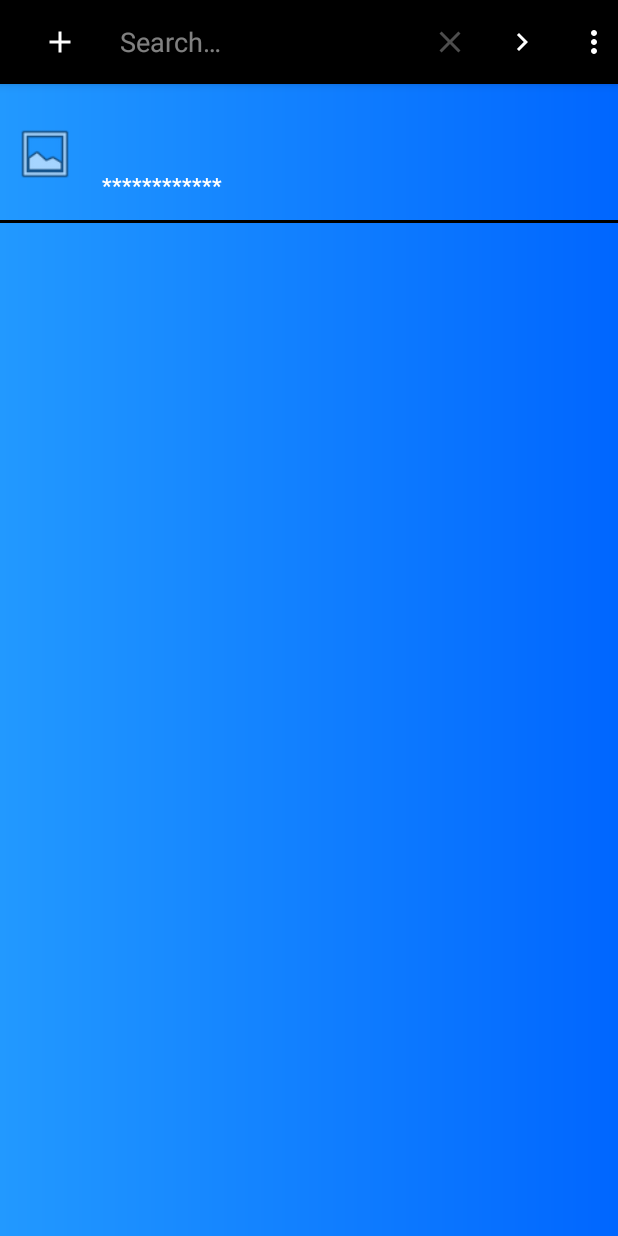
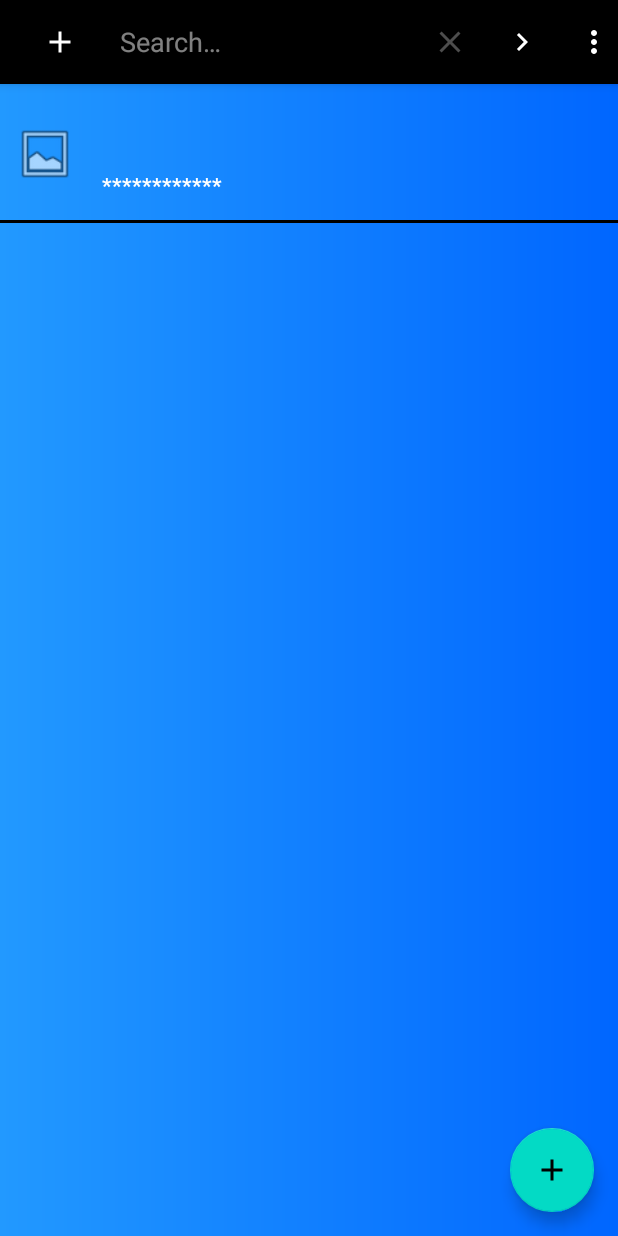
Before and after one commit to CS4750-Group-PasswordManager-App/PasswordManager, an Android app: the screen it shows after launch (MainActivity), after a tap on "Search", on a phone screen of 412 x 824 dp. Run offline under Robolectric (Android 15) with nearby library versions, the phone set to English and light mode, and no system bars; our stand-ins replace Room's generated code; 2 other taps on this screen came first.

```diff
--- a/app/src/main/java/com/bignerdranch/android/passwordmanager/PasswordListFragment.kt
+++ b/app/src/main/java/com/bignerdranch/android/passwordmanager/PasswordListFragment.kt
@@ -56,6 +56,9 @@ class PasswordListFragment : Fragment() {
                 passwordListViewModel.passwords.collect { passwords ->
                     binding.passwordRecyclerView.adapter = PasswordListAdapter(passwords) { passwordId ->
                         searchView?.clearFocus()
+
+                        // Decryption
+
                         findNavController().navigate(
                             PasswordListFragmentDirections.showPasswordEntry(passwordId)
                         )
--- a/app/src/main/res/layout/fragment_password_list.xml
+++ b/app/src/main/res/layout/fragment_password_list.xml
@@ -1,6 +1,30 @@
 <?xml version="1.0" encoding="utf-8"?>
-<androidx.recyclerview.widget.RecyclerView xmlns:android="http://schemas.android.com/apk/res/android"
-    android:id="@+id/password_recycler_view"
+
+<androidx.constraintlayout.widget.ConstraintLayout
+    xmlns:android="http://schemas.android.com/apk/res/android"
+    xmlns:app="http://schemas.android.com/apk/res-auto"
+    xmlns:tools="http://schemas.android.com/tools"
     android:layout_width="match_parent"
     android:layout_height="match_parent"
-    android:background="@drawable/blue_gradient_background"/>
+    android:orientation="vertical">
+
+
+    <com.google.android.material.floatingactionbutton.FloatingActionButton
+        android:layout_width="wrap_content"
+        android:layout_height="wrap_content"
+        android:layout_gravity="end|bottom"
+        android:layout_margin="16dp"
+        android:src="@drawable/ic_menu_add_white"
+        app:layout_constraintBottom_toBottomOf="parent"
+        app:layout_constraintEnd_toEndOf="parent" />
+
+    <androidx.recyclerview.widget.RecyclerView
+        android:id="@+id/password_recycler_view"
+        android:layout_width="match_parent"
+        android:layout_height="match_parent"
+        android:background="@drawable/blue_gradient_background"
+        tools:layout_editor_absoluteX="158dp"
+        tools:layout_editor_absoluteY="242dp" />
+
+
+</androidx.constraintlayout.widget.ConstraintLayout>
```
Also changed, not shown: app/src/main/java/com/bignerdranch/android/passwordmanager/PasswordEntryViewModel.kt (+10 -1 lines), app/src/main/java/com/bignerdranch/android/passwordmanager/PasswordListAdapter.kt (+8 -0 lines), app/src/main/java/com/bignerdranch/android/passwordmanager/PasswordViewFragment.kt (+26 -1 lines), app/src/main/res/layout/fragment_password_view.xml (+13 -18 lines).
